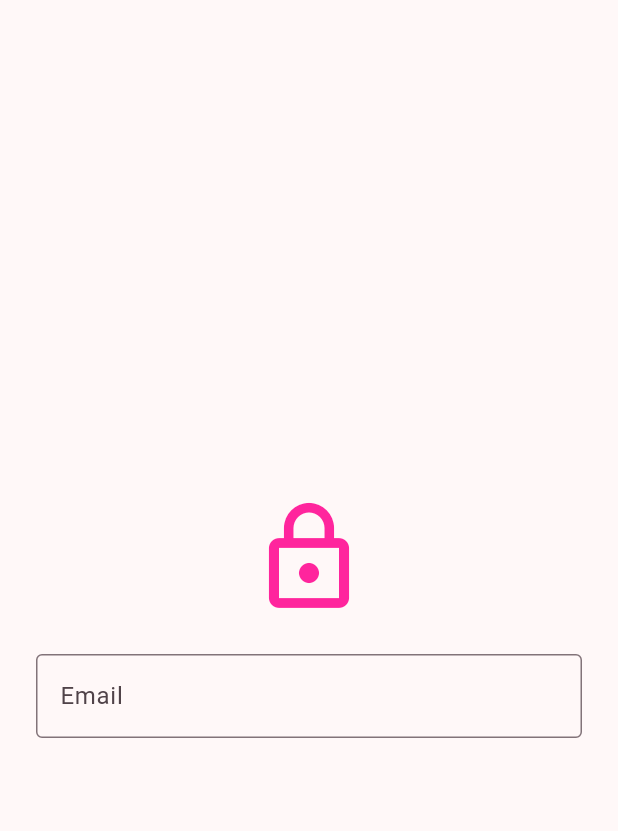
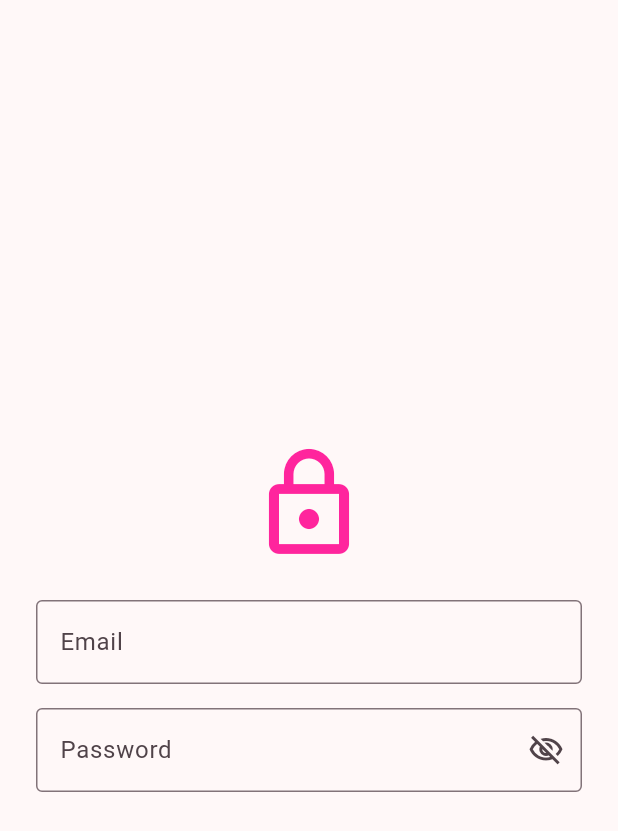
Before and after one commit to Julianarwansah/tugas_week_6_1123150112, a Flutter app: the screen it shows after launch, on a phone screen of 412 x 824 dp. Shown: the top 831 px of the screen. Run offline on Flutter 3.47's test engine with Material 3 defaults, Android fonts, the phone set to English and light mode, and no system bars.

Commit message:
Menambahkan form password

```diff
--- a/lib/login/login.dart
+++ b/lib/login/login.dart
@@ -10,25 +10,27 @@ class JulLogin extends StatefulWidget {
 class _JulLoginState extends State<JulLogin> {
   final _formKey = GlobalKey<FormState>();
   final _emailController = TextEditingController();
+  final _passwordController = TextEditingController();
+  bool _isPasswordVisible = false;
 
   @override
   void dispose() {
     _emailController.dispose();
+    _passwordController.dispose();
     super.dispose();
   }
 
   @override
   Widget build(BuildContext context) {
     return Scaffold(
-      body: Center(
-        child: Padding(
+      body: Padding(
         padding: const EdgeInsets.all(24),
         child: Form(
           key: _formKey,
           child: Column(
             mainAxisAlignment: MainAxisAlignment.center,
             children: [
-                Icon(Icons.lock_outline, size: 80, color: const Color.fromARGB(255, 255, 37, 157)),
+              Icon(Icons.lock_outline, size: 80, color: Color.fromARGB(255, 255, 37, 157)),
               const SizedBox(height: 24),
               TextFormField(
                 controller: _emailController,
@@ -36,18 +38,27 @@ class _JulLoginState extends State<JulLogin> {
                   labelText: 'Email',
                   border: OutlineInputBorder(),
                 ),
-                  validator: (value) {
-                    if (value == null || value.isEmpty) {
-                      return 'Email tidak boleh kosong';
-                    }
-                    if (!value.contains('@')) {
-                      return 'Email tidak valid';
-                    }
-                    return null;
+              ),
+              const SizedBox(height: 16),
+              TextFormField(
+                controller: _passwordController,
+                obscureText: !_isPasswordVisible,
+                decoration: InputDecoration(
+                  labelText: 'Password',
+                  border: const OutlineInputBorder(),
+                  suffixIcon: IconButton(
+                    icon: Icon(_isPasswordVisible
+                        ? Icons.visibility_outlined
+                        : Icons.visibility_off_outlined),
+                    onPressed: () {
+                      setState(() {
+                        _isPasswordVisible = !_isPasswordVisible;
+                      });
                     },
                   ),
+                ),
+              ),
             ],
-            ),
           ),
         ),
       ),
```
Lines whose indentation alone changed are shown as unchanged.
